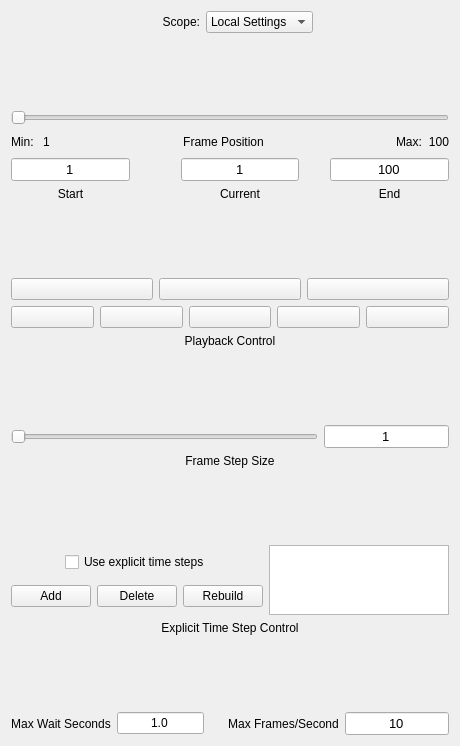
First picture: the form in apps/vaporgui/guis/ui/animationtab.ui, repository yyr/vapor, before the edit.
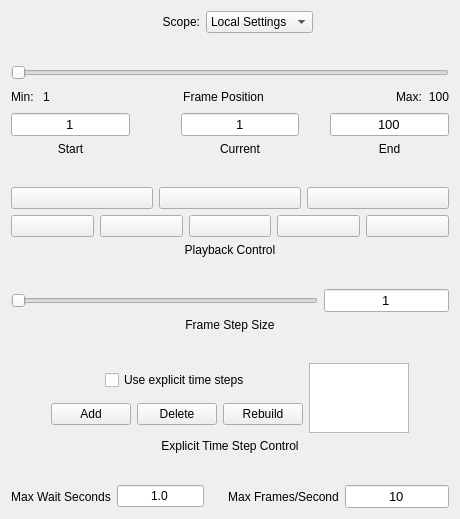
Second picture: the form after the edit. Icons and pictures are not drawn.

What changed in the file:
```diff
--- a/apps/vaporgui/guis/ui/animationtab.ui
+++ b/apps/vaporgui/guis/ui/animationtab.ui
@@ -7,7 +7,7 @@
     <x>0</x>
     <y>0</y>
     <width>460</width>
-    <height>746</height>
+    <height>519</height>
    </rect>
   </property>
   <property name="sizePolicy">
@@ -820,7 +820,7 @@
         <widget class="QTableWidget" name="timestepSampleTable">
          <property name="maximumSize">
           <size>
-           <width>16777215</width>
+           <width>100</width>
            <height>70</height>
           </size>
          </property>
```
